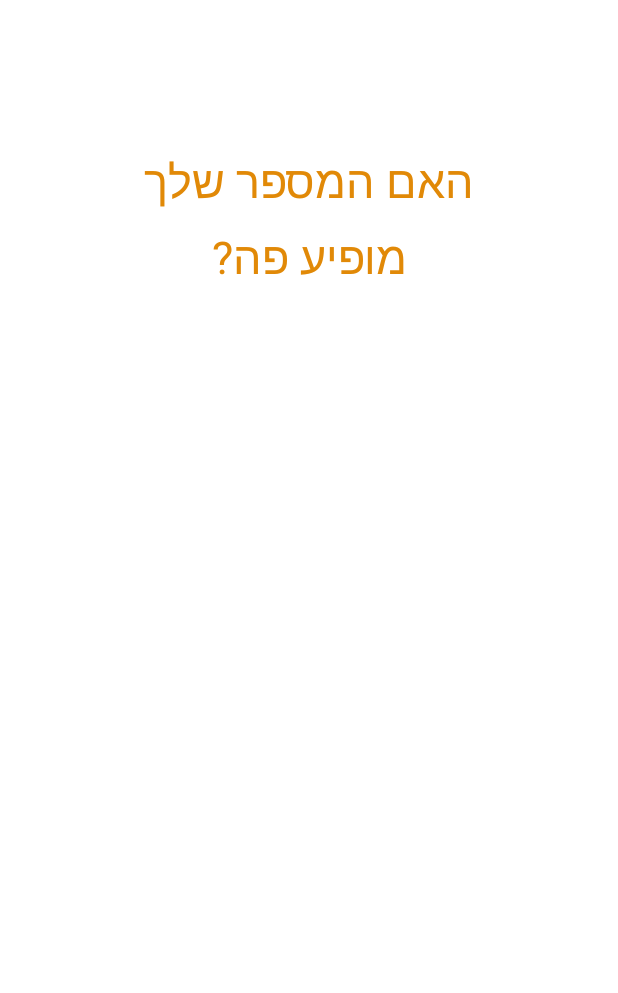
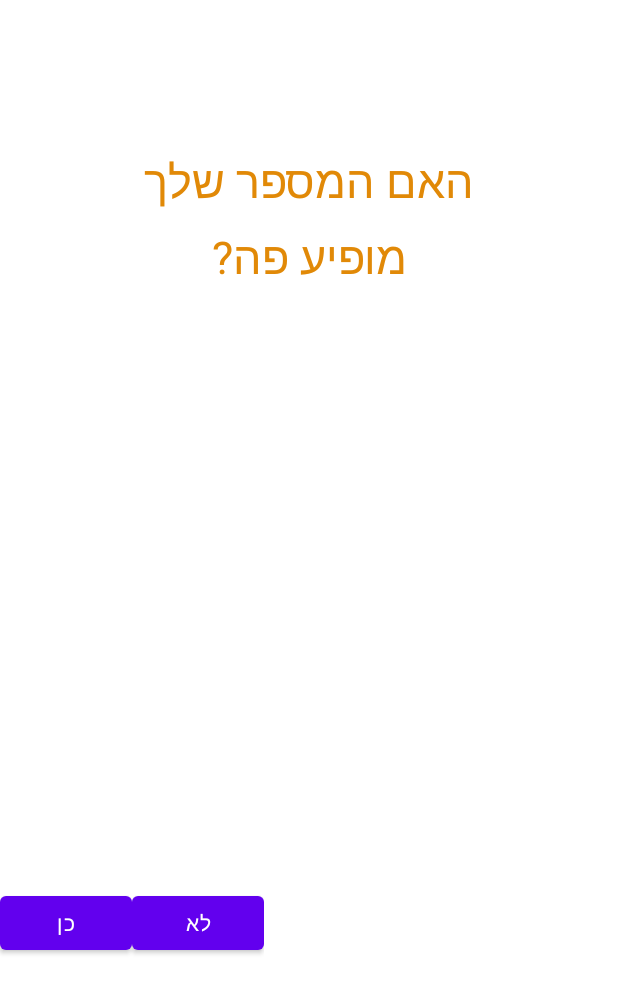
Before and after one commit to 325898302/WorkMagic, an Android app: the layout activity_magic_card.xml on its own in the app's theme, with its tools: preview values and no code run, on a phone screen of 412 x 824 dp. Shown: the top 993 px of the screen. Run offline under Robolectric (Android 15) with nearby library versions, the phone set to English and light mode, and no system bars.

```diff
--- a/app/src/main/res/layout/activity_magic_card.xml
+++ b/app/src/main/res/layout/activity_magic_card.xml
@@ -4,37 +4,55 @@
     xmlns:tools="http://schemas.android.com/tools"
     android:layout_width="match_parent"
     android:layout_height="match_parent"
-    tools:context=".MagicCard"
-    android:orientation="vertical">
+    android:orientation="vertical"
+    tools:context=".MagicCard">
 
     <TextView
+        android:id="@+id/tv1"
         android:layout_width="wrap_content"
         android:layout_height="wrap_content"
-        android:text="האם המספר שלך"
         android:layout_gravity="center"
         android:layout_marginTop="100dp"
-        android:textSize="30dp"
+        android:text="האם המספר שלך"
         android:textColor="#E18907"
-        android:id="@+id/tv1"
-        />
+        android:textSize="30dp" />
 
     <TextView
+        android:id="@+id/tv2"
         android:layout_width="wrap_content"
         android:layout_height="wrap_content"
-        android:text="מופיע פה?"
         android:layout_gravity="center"
         android:layout_marginTop="10dp"
-        android:textSize="30dp"
+        android:text="מופיע פה?"
         android:textColor="#E18907"
-        android:id="@+id/tv2"
-        />
+        android:textSize="30dp" />
+
     <TableLayout
+        android:id="@+id/tbl"
         android:layout_width="200dp"
-        android:layout_height="200dp"
-        android:id="@+id/tbl">
+        android:layout_height="200dp">
+
 
     </TableLayout>
 
+    <LinearLayout
+        android:layout_width="wrap_content"
+        android:layout_height="wrap_content"
+        android:layout_marginTop="200dp">
+
+        <Button
+            android:layout_width="wrap_content"
+            android:layout_height="wrap_content"
+            android:id="@+id/bt1"
+            android:text="כן"/>
+
+        <Button
+            android:layout_width="wrap_content"
+            android:layout_height="wrap_content"
+            android:id="@+id/bt2"
+            android:text="לא"/>
+
+    </LinearLayout>
 
 
 </LinearLayout>
```
Also changed, not shown: app/src/main/java/com/example/workmagic/Board.java (added, +62 -0 lines), app/src/main/java/com/example/workmagic/MagicBoard.java (+0 -19 lines), app/src/main/java/com/example/workmagic/MagicCard.java (+63 -6 lines), app/src/main/res/layout/row_layout.xml (added, +31 -0 lines).
